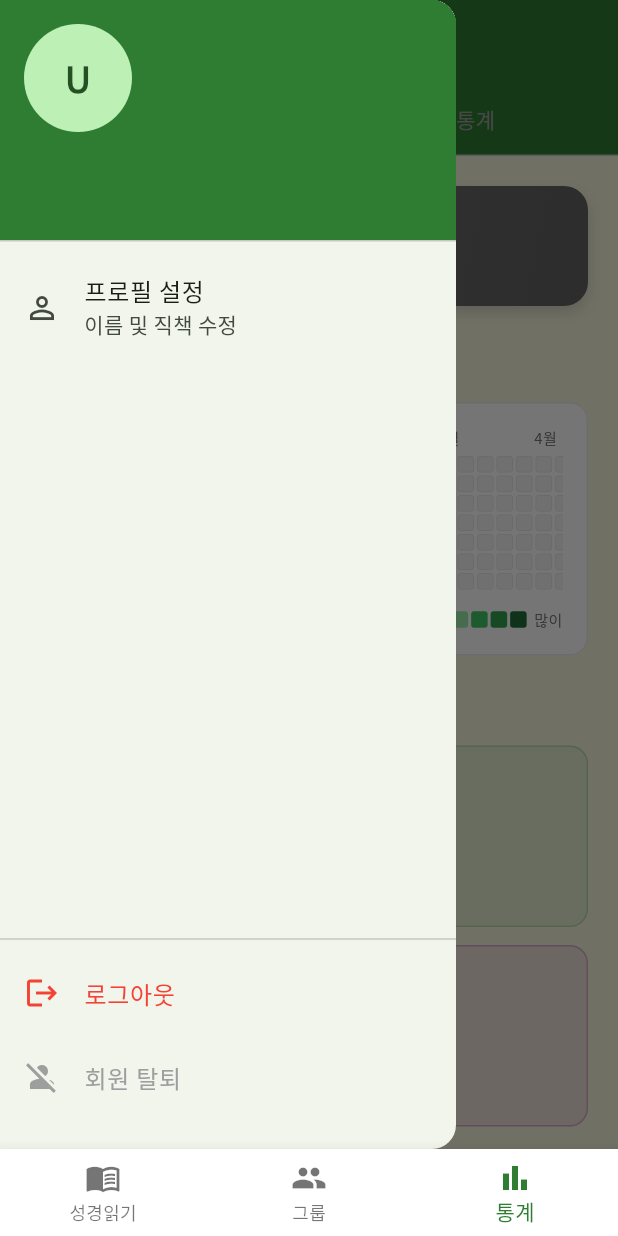
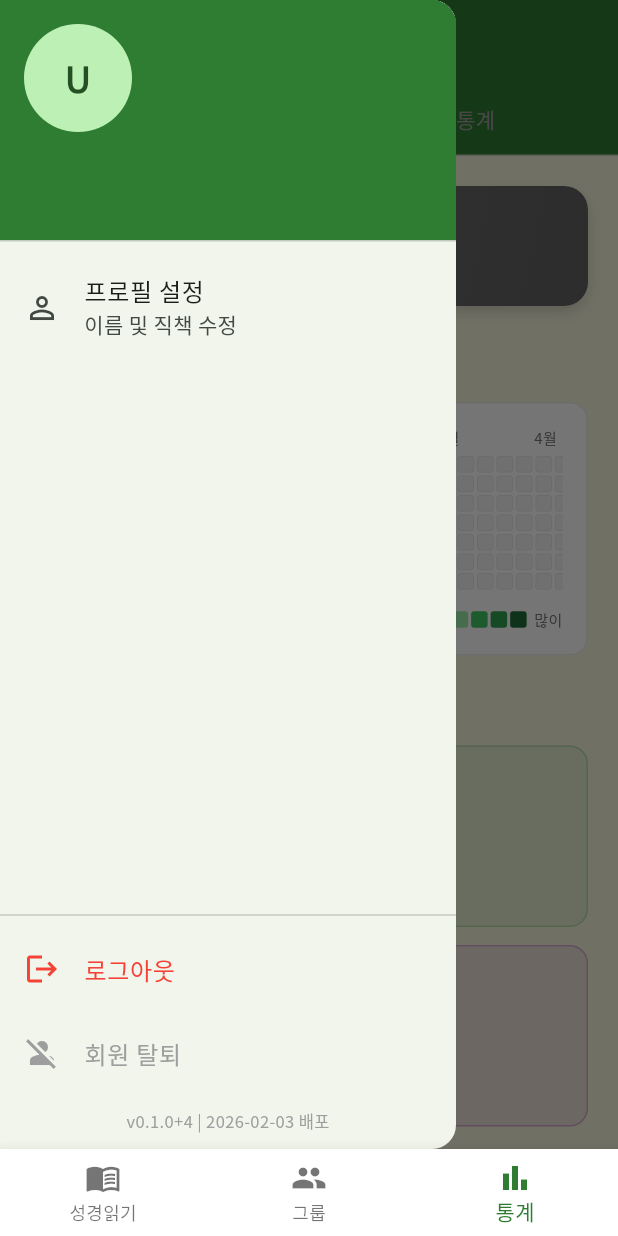
Before and after one commit to jwkang0326-yonsei/cclab, a Flutter app: the StatisticsScreen screen opened by its route, with the side drawer open, on a phone screen of 412 x 824 dp. Run offline on Flutter 3.47's test engine with Material 3 defaults, Android fonts, the phone set to English and light mode, and no system bars; our stand-ins replace cloud_firestore, firebase_auth, firebase_core, flutter_riverpod, go_router, google_fonts and 5 more; missing offline and left inert: kakao_flutter_sdk; accounts and stored records are empty; project files that could hold a hidden picture were left out.

Commit message:
style: display version and deploy date in home drawer (2026-02-03)

```diff
--- a/app/lib/features/home/widgets/home_drawer.dart
+++ b/app/lib/features/home/widgets/home_drawer.dart
@@ -1,6 +1,7 @@
 import 'package:flutter/material.dart';
 import 'package:flutter_riverpod/flutter_riverpod.dart';
 import 'package:go_router/go_router.dart';
+import 'package:package_info_plus/package_info_plus.dart';
 import '../../../data/repositories/user_repository.dart';
 import '../../../data/repositories/auth_repository.dart';
 
@@ -132,7 +133,25 @@ class HomeDrawer extends ConsumerWidget {
               );
             },
           ),
-          SizedBox(height: MediaQuery.of(context).padding.bottom + 20),
+          const SizedBox(height: 10),
+          FutureBuilder<PackageInfo>(
+            future: PackageInfo.fromPlatform(),
+            builder: (context, snapshot) {
+              final version = snapshot.data?.version ?? '0.0.0';
+              final buildNumber = snapshot.data?.buildNumber ?? '0';
+              return Padding(
+                padding: const EdgeInsets.symmetric(horizontal: 16),
+                child: Text(
+                  'v$version+$buildNumber | 2026-02-03 배포',
+                  style: TextStyle(
+                    fontSize: 11,
+                    color: Colors.grey[500],
+                  ),
+                ),
+              );
+            },
+          ),
+          SizedBox(height: MediaQuery.of(context).padding.bottom + 10),
         ],
       ),
     );
```
